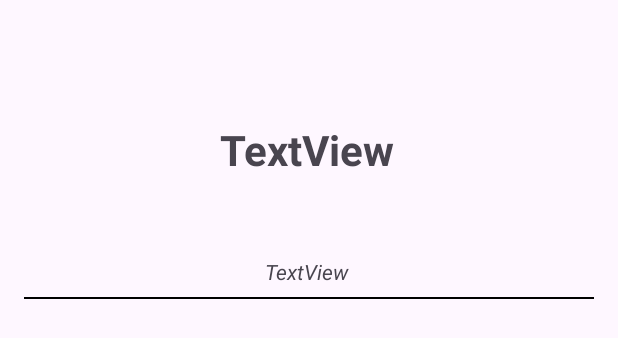
After one commit to aidarbye/android-final, an Android app: the layout joke_item.xml on its own in the app's theme, with its tools: preview values and no code run, on a phone screen of 412 x 824 dp. The commit adds this screen. Shown: the top 338 px of the screen. Run offline under Robolectric (Android 15) with nearby library versions, the phone set to English and light mode, and no system bars; network calls fail.

Commit message:
added jokes

```diff
--- a/app/build.gradle.kts
+++ b/app/build.gradle.kts
@@ -8,6 +8,9 @@ android {
     namespace = "com.example.androidfinalxml"
     compileSdk = 34
 
+    buildFeatures {
+        viewBinding = true
+    }
     defaultConfig {
         applicationId = "com.example.androidfinalxml"
         minSdk = 24
--- a/app/src/main/java/com/example/androidfinalxml/network/ApiClient.kt
+++ b/app/src/main/java/com/example/androidfinalxml/network/ApiClient.kt
@@ -15,7 +15,7 @@ object ApiClient {
     }
 
     suspend fun getActivity(): ActivityModel {
-        val retrofit = Retrofit.Builder().baseUrl("https://www.boredapi.com/api/")
+        val retrofit = Retrofit.Builder().baseUrl("https://bored-api.appbrewery.com/")
             .addConverterFactory(GsonConverterFactory.create()).build()
         val service = retrofit.create(ActivityAPI::class.java)
         return service.getActivity()
--- /dev/null
+++ b/app/src/main/res/layout/joke_item.xml
@@ -0,0 +1,48 @@
+<?xml version="1.0" encoding="utf-8"?>
+<androidx.constraintlayout.widget.ConstraintLayout xmlns:android="http://schemas.android.com/apk/res/android"
+    xmlns:app="http://schemas.android.com/apk/res-auto"
+    xmlns:tools="http://schemas.android.com/tools"
+    android:layout_width="match_parent"
+    android:layout_height="wrap_content"
+    android:orientation="vertical"
+    android:padding="16dp">
+
+    <TextView
+        android:id="@+id/jokeSetUp"
+        android:layout_width="346dp"
+        android:layout_height="136dp"
+        android:layout_marginTop="16dp"
+        android:gravity="center"
+        android:text="TextView"
+        android:textSize="28sp"
+        android:textStyle="bold"
+        app:layout_constraintEnd_toEndOf="parent"
+        app:layout_constraintHorizontal_bias="0.464"
+        app:layout_constraintStart_toStartOf="parent"
+        app:layout_constraintTop_toTopOf="parent" />
+
+    <TextView
+        android:id="@+id/jokePunchline"
+        android:layout_width="344dp"
+        android:layout_height="26dp"
+        android:gravity="center"
+        android:text="TextView"
+        android:textSize="14sp"
+        android:textStyle="italic"
+        app:layout_constraintBottom_toBottomOf="parent"
+        app:layout_constraintEnd_toEndOf="@+id/jokeSetUp"
+        app:layout_constraintHorizontal_bias="0.0"
+        app:layout_constraintStart_toStartOf="@+id/jokeSetUp"
+        app:layout_constraintTop_toBottomOf="@+id/jokeSetUp"
+        app:layout_constraintVertical_bias="0.0" />
+
+    <View
+        android:layout_width="match_parent"
+        android:layout_height="1dp"
+        android:layout_marginTop="4dp"
+        android:background="@color/black"
+        app:layout_constraintEnd_toEndOf="@+id/jokePunchline"
+        app:layout_constraintHorizontal_bias="0.47"
+        app:layout_constraintStart_toStartOf="@+id/jokePunchline"
+        app:layout_constraintTop_toBottomOf="@+id/jokePunchline" />
+</androidx.constraintlayout.widget.ConstraintLayout>
--- a/app/src/main/res/values/strings.xml
+++ b/app/src/main/res/values/strings.xml
@@ -1,3 +1,3 @@
 <resources>
-    <string name="app_name">Android Final XML</string>
+    <string name="app_name">HahaHub</string>
 </resources>
```
Also changed, not shown: app/src/main/java/com/example/androidfinalxml/activity/HomeActivity.kt (+13 -0 lines), app/src/main/java/com/example/androidfinalxml/adapters/TabPagerAdapter.kt (added, +32 -0 lines), app/src/main/java/com/example/androidfinalxml/fragments/JokeAdapter.kt (added, +53 -0 lines), app/src/main/java/com/example/androidfinalxml/fragments/JokeDiffUtil.kt (added, +26 -0 lines), app/src/main/java/com/example/androidfinalxml/fragments/JokeFragment.kt (added, +44 -0 lines), app/src/main/java/com/example/androidfinalxml/fragments/JokeViewModel.kt (added, +19 -0 lines), app/src/main/java/com/example/androidfinalxml/fragments/RandomJokeFragment.kt (added, +41 -0 lines), app/src/main/java/com/example/androidfinalxml/utils/Utils.kt (added, +10 -0 lines), app/src/main/res/layout/activity_home.xml (+21 -3 lines), app/src/main/res/layout/fragment_jokes.xml (added, +17 -0 lines).
